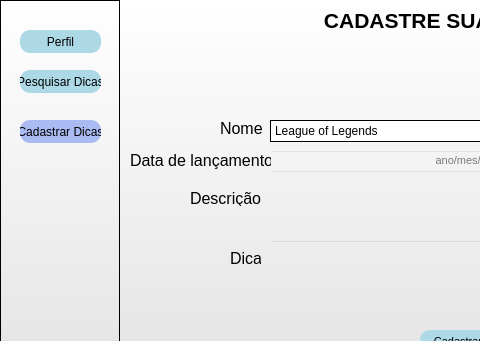
Qt form telas/cad_jogos.ui (JorgeLuis8/Trabalho-POO-II) before a commit; both pictures show x 0 to 480 and y 0 to 341 of the 800 by 592 pixel window.
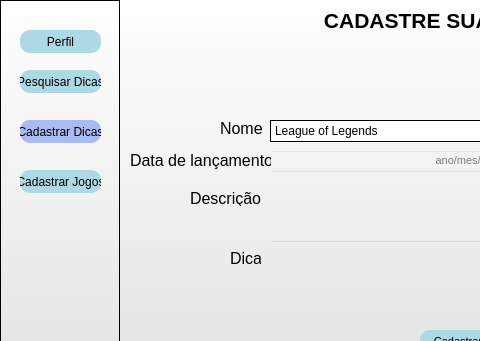
The same form after that commit.

```diff
--- a/telas/cad_jogos.ui
+++ b/telas/cad_jogos.ui
@@ -391,6 +391,30 @@
       <string>Deslogar</string>
      </property>
     </widget>
+    <widget class="QPushButton" name="pushButton_6">
+     <property name="geometry">
+      <rect>
+       <x>20</x>
+       <y>170</y>
+       <width>81</width>
+       <height>23</height>
+      </rect>
+     </property>
+     <property name="styleSheet">
+      <string notr="true">QPushButton {
+    background-color:  #add8e6;
+    border-radius: 10px;
+}
+
+QPushButton:hover {
+    background-color:#AABAF2 ;
+}
+</string>
+     </property>
+     <property name="text">
+      <string>Cadastrar Jogos</string>
+     </property>
+    </widget>
    </widget>
    <widget class="QComboBox" name="comboBox">
     <property name="geometry">
```
